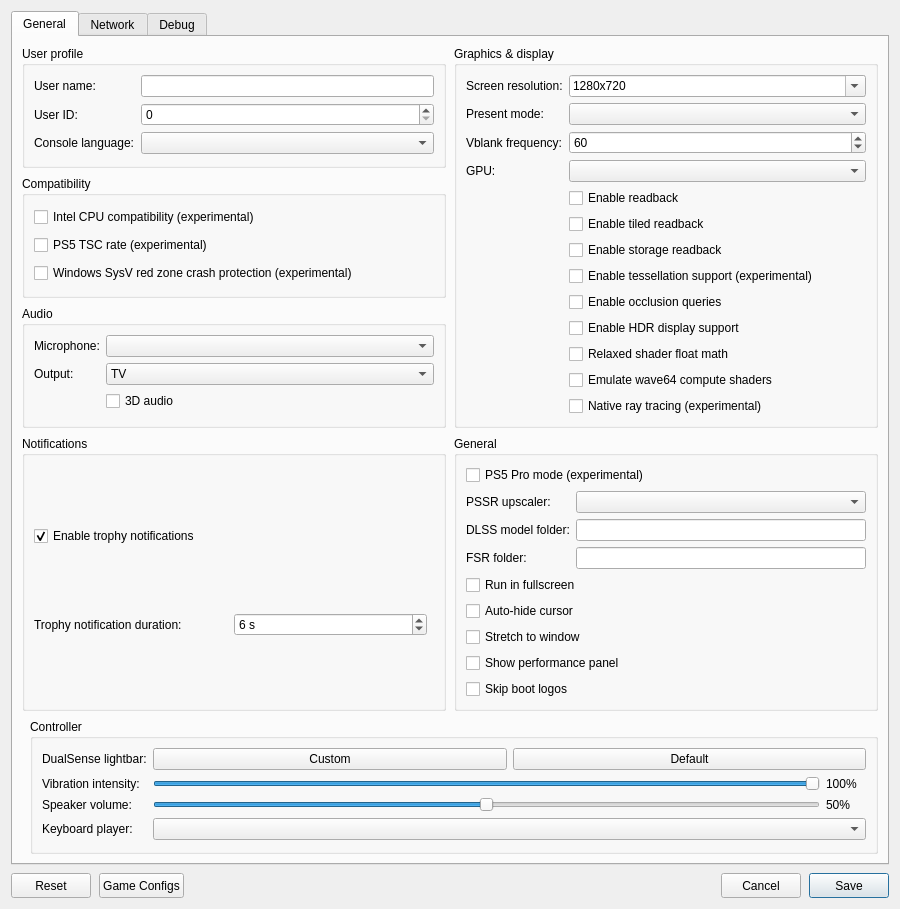
Qt form src/launcher/forms/configuration_edit_dialog.ui (CarRamRod-963/KytyPS5) before a commit.
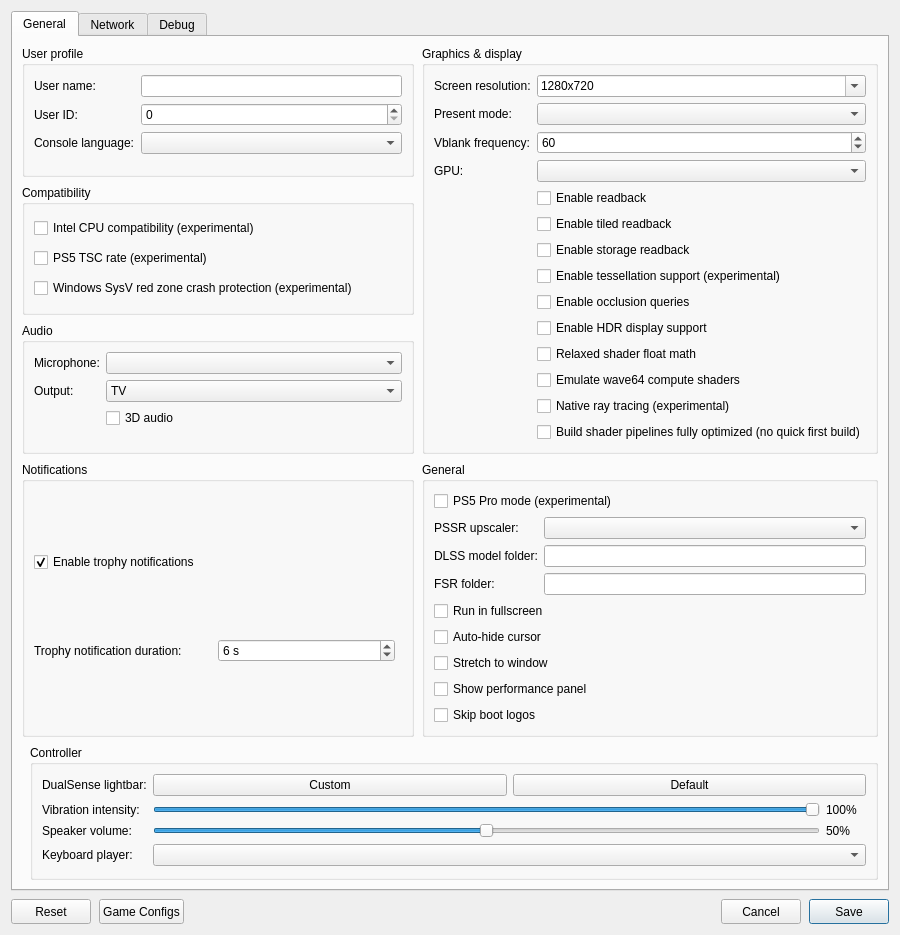
The same form after that commit. Custom widgets are drawn as their Qt base class.

Commit message:
launcher: add the setting to build pipelines optimized at once
A checkbox passes --no-async-pipelines to the emulator; saved as
no_async_pipelines.

Diff of the .ui file:
```diff
--- a/src/launcher/forms/configuration_edit_dialog.ui
+++ b/src/launcher/forms/configuration_edit_dialog.ui
@@ -235,6 +235,12 @@
               <property name="text"><string>Native ray tracing (experimental)</string></property>
              </widget>
             </item>
+            <item row="14" column="1">
+             <widget class="QCheckBox" name="checkBox_no_async_pipelines">
+              <property name="toolTip"><string>Build each new shader pipeline fully optimized before it is used, instead of a quick unoptimized build first. New shaders take longer to appear; can help on GPUs whose driver crashes during the quick build.</string></property>
+              <property name="text"><string>Build shader pipelines fully optimized (no quick first build)</string></property>
+             </widget>
+            </item>
            </layout>
           </widget>
          </item>
```
The commit also changes 4 other files.
